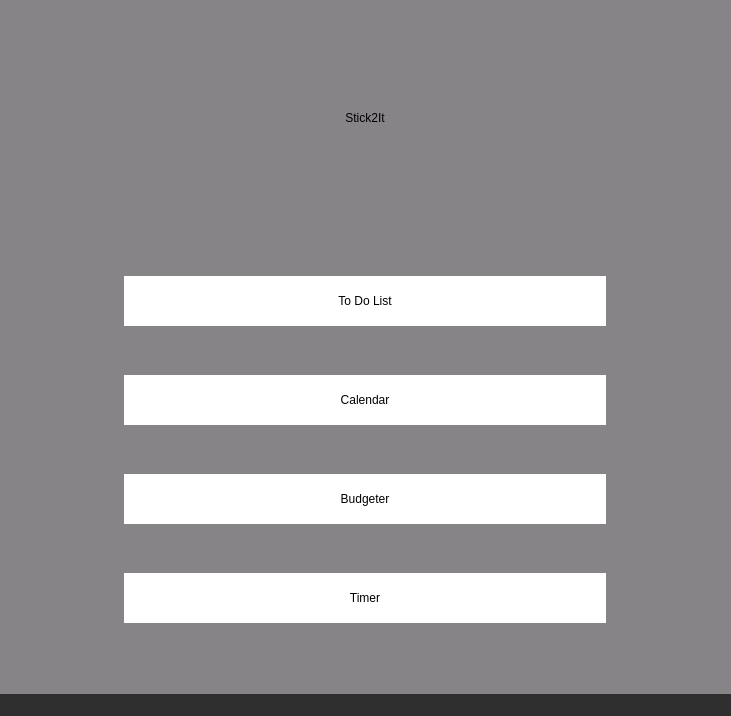
The window that widgets/MainMenu/design.ui (miranda0129/Stick2It) describes before a commit, drawn with Qt 5.
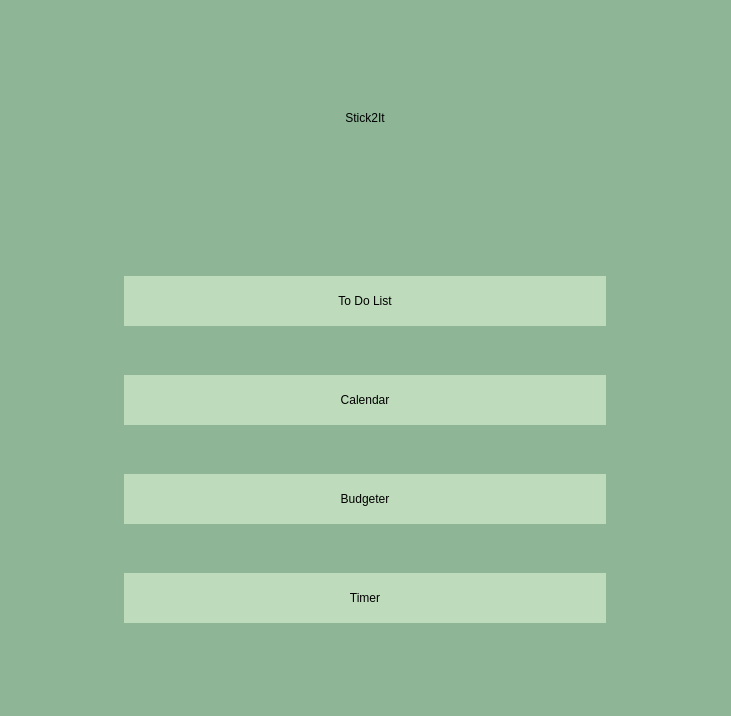
The same window after the commit.

Commit message: todolist file i/o complete colour/ui design started for todo list and main menu

Patch:
```diff
--- a/widgets/MainMenu/design.ui
+++ b/widgets/MainMenu/design.ui
@@ -14,7 +14,8 @@
    <string>MainWindow</string>
   </property>
   <property name="styleSheet">
-   <string notr="true">background-color: rgb(47, 47, 48);</string>
+   <string notr="true">background-color: #8db596;
+</string>
   </property>
   <property name="animated">
    <bool>true</bool>
@@ -24,7 +25,7 @@
   </property>
   <widget class="QWidget" name="centralwidget">
    <property name="styleSheet">
-    <string notr="true">background-color: rgb(134, 132, 135);</string>
+    <string notr="true"/>
    </property>
    <layout class="QGridLayout" name="gridLayout_2">
     <item row="0" column="0">
@@ -66,7 +67,7 @@
              </size>
             </property>
             <property name="styleSheet">
-             <string notr="true">background-color: rgb(255, 255, 255);
+             <string notr="true">background-color: #bedbbb;
 color: rgb(0, 0, 0);</string>
             </property>
             <property name="text">
@@ -89,7 +90,7 @@
              </size>
             </property>
             <property name="styleSheet">
-             <string notr="true">background-color: rgb(255, 255, 255);
+             <string notr="true">background-color: #bedbbb;
 color: rgb(0, 0, 0);</string>
             </property>
             <property name="text">
@@ -112,7 +113,7 @@
              </size>
             </property>
             <property name="styleSheet">
-             <string notr="true">background-color: rgb(255, 255, 255);
+             <string notr="true">background-color: #bedbbb;
 color: rgb(0, 0, 0);</string>
             </property>
             <property name="text">
@@ -135,7 +136,7 @@
              </size>
             </property>
             <property name="styleSheet">
-             <string notr="true">background-color: rgb(255, 255, 255);
+             <string notr="true">background-color:#bedbbb;
 color: rgb(0, 0, 0);</string>
             </property>
             <property name="text">
```
The commit also changes 5 other files.
